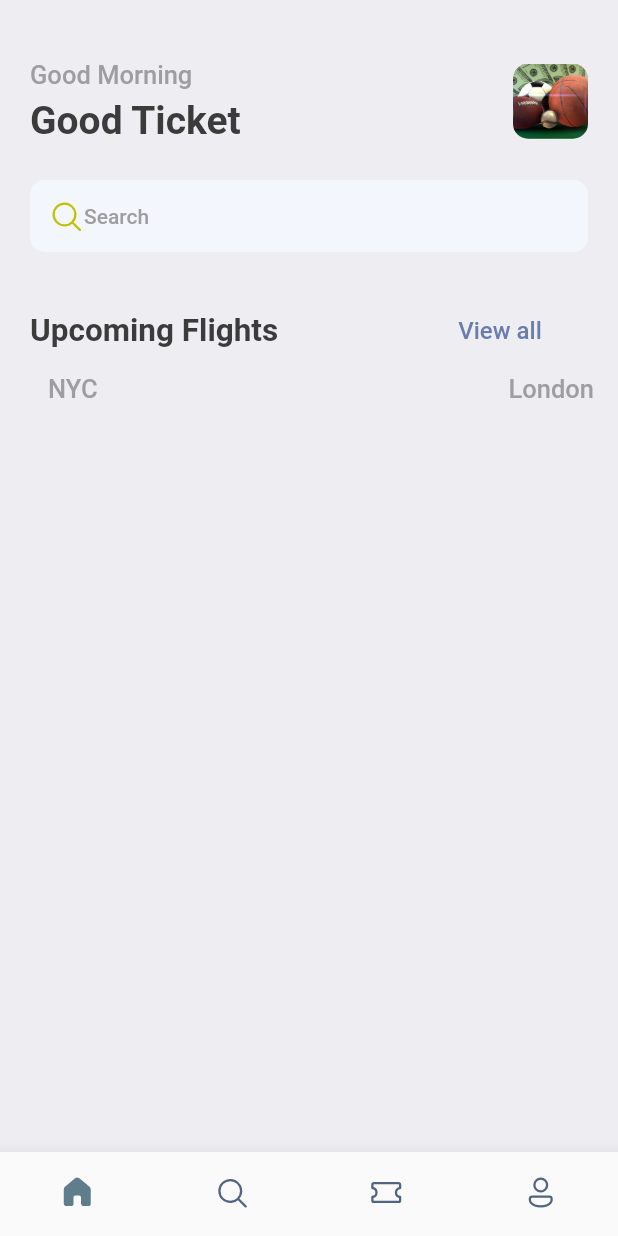
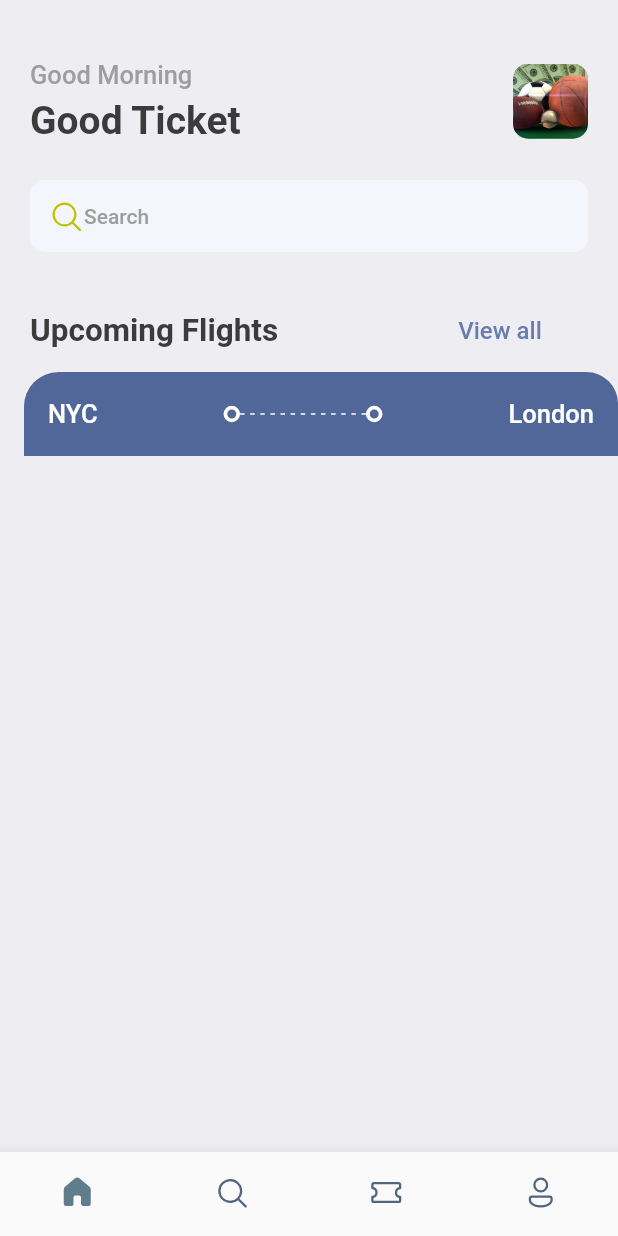
Before and after one commit to MARTILLO-69/smevaluativo, a Flutter app: the screen it shows after launch, on a phone screen of 412 x 824 dp. Run offline on Flutter 3.47's test engine with Material 2 defaults, Android fonts, the phone set to English and light mode, and no system bars; our stand-ins replace fluentui_icons, gap.

Commit message:
Cuarta_prueba

```diff
--- a/lib/screens/home_screen.dart
+++ b/lib/screens/home_screen.dart
@@ -79,6 +79,7 @@ class HomeScreen extends StatelessWidget {
               ],
             ),
           ),
+          const Gap(15),
           TicketView(),
         ],
       ),
--- a/lib/screens/ticket_view.dart
+++ b/lib/screens/ticket_view.dart
@@ -1,6 +1,8 @@
 import 'package:flutter/cupertino.dart';
+import 'package:flutter/material.dart';
 import 'package:smevaluativo/utils/app_layout.dart';
 import 'package:smevaluativo/utils/app_styles.dart';
+import 'package:smevaluativo/widgets/thick_container.dart';
 
 class TicketView extends StatelessWidget {
   const TicketView({Key? key}) : super(key: key);
@@ -16,14 +18,40 @@ class TicketView extends StatelessWidget {
         child: Column(
           children: [
             Container(
+              decoration: BoxDecoration(
+                color: const Color(0xFF526799),
+                borderRadius: const BorderRadius.only(topLeft: Radius.circular(23),
+                topRight: Radius.circular(21))
+              ),
               padding: const EdgeInsets.all(16),
               child: Column(
                 children: [
                   Row(
                     children: [
-                      Text("NYC",style: Styles.headLineStyle3,),
-                      const Spacer(),
-                      Text("London",style: Styles.headLineStyle3,),
+                      Text("NYC",style: Styles.headLineStyle3.copyWith(color: Colors.white),),
+                      Expanded(child: Container()),
+                      ThickContainer(),
+                      Expanded(child: SizedBox(
+                        height: 24,
+                        child: LayoutBuilder(
+                          builder: (BuildContext context , BoxConstraints constraints) {
+                            print("The wigth is ${constraints.constrainWidth()}");
+                            return Flex(
+                              direction: Axis.horizontal,
+                              mainAxisAlignment: MainAxisAlignment.spaceBetween,
+                              mainAxisSize: MainAxisSize.max,
+                              children: List.generate((constraints.constrainWidth()/6).floor(), (index) => SizedBox(
+                                  width: 3, height: 1, child: DecoratedBox(decoration: BoxDecoration(
+                                color: Colors.white //aca es lo ultimo
+                              ),),
+                              )),
+                            );
+                          },
+                        ),
+                      )),
+                      ThickContainer(),
+                      Expanded(child: Container()),
+                      Text("London",style: Styles.headLineStyle3.copyWith(color: Colors.white),),
                     ],
                   )
                 ],
--- /dev/null
+++ b/lib/widgets/thick_container.dart
@@ -0,0 +1,17 @@
+import 'package:flutter/cupertino.dart';
+import 'package:flutter/material.dart';
+
+class ThickContainer extends StatelessWidget {
+  const ThickContainer({Key? key}) : super(key: key);
+
+  @override
+  Widget build(BuildContext context) {
+    return Container(
+      padding: const EdgeInsets.all(3.0),
+      decoration: BoxDecoration(
+        borderRadius: BorderRadius.circular(20),
+        border: Border.all(width: 2.5,color: Colors.white)
+      ),
+    );
+  }
+}
```
